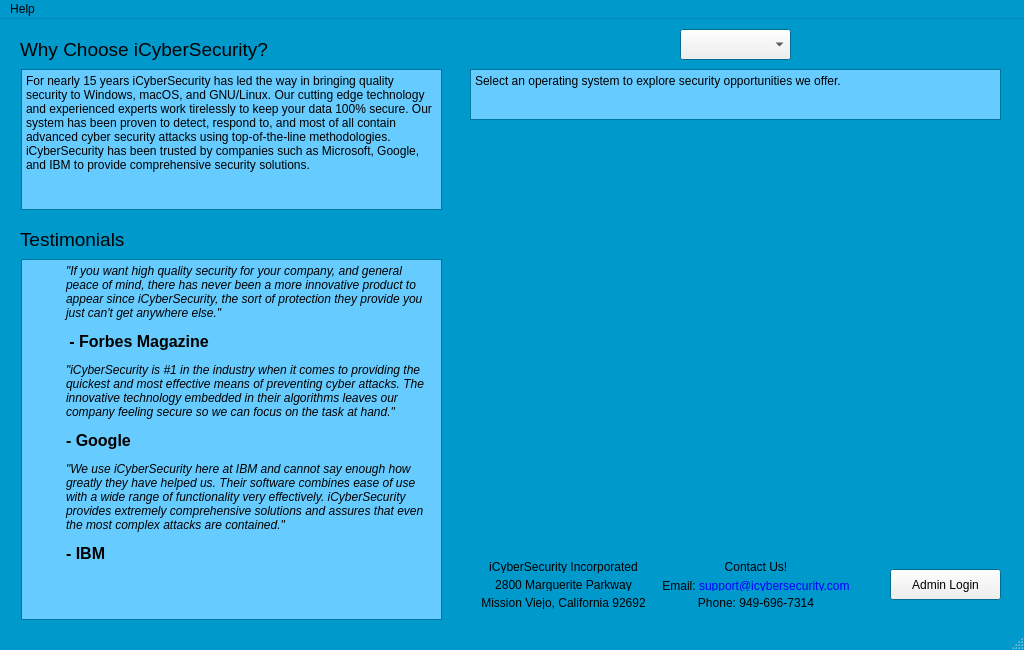
Above: src/mainwindow.ui from brianclinkenbeard/pamphlet before the change. Below: the same form after it.
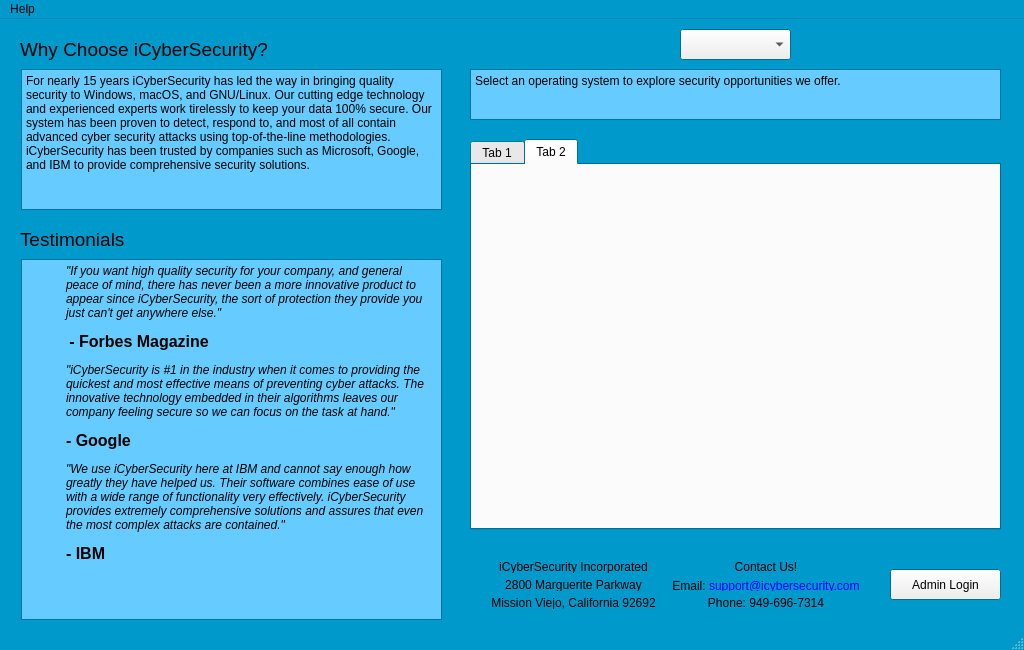
That is the form after the change.

Diff of the .ui file:
```diff
--- a/src/mainwindow.ui
+++ b/src/mainwindow.ui
@@ -186,7 +186,7 @@
    <widget class="QWidget" name="layoutWidget">
     <property name="geometry">
      <rect>
-      <x>460</x>
+      <x>470</x>
       <y>530</y>
       <width>401</width>
       <height>71</height>
@@ -327,6 +327,29 @@
      <string>Testimonials</string>
     </property>
    </widget>
+   <widget class="QTabWidget" name="tabWidget">
+    <property name="geometry">
+     <rect>
+      <x>470</x>
+      <y>120</y>
+      <width>531</width>
+      <height>391</height>
+     </rect>
+    </property>
+    <property name="currentIndex">
+     <number>1</number>
+    </property>
+    <widget class="QWidget" name="tab">
+     <attribute name="title">
+      <string>Tab 1</string>
+     </attribute>
+    </widget>
+    <widget class="QWidget" name="tab_2">
+     <attribute name="title">
+      <string>Tab 2</string>
+     </attribute>
+    </widget>
+   </widget>
   </widget>
   <widget class="QMenuBar" name="menuBar">
    <property name="geometry">
```
Left out of the diff: 24 changed lines with no effect on the pictures.
